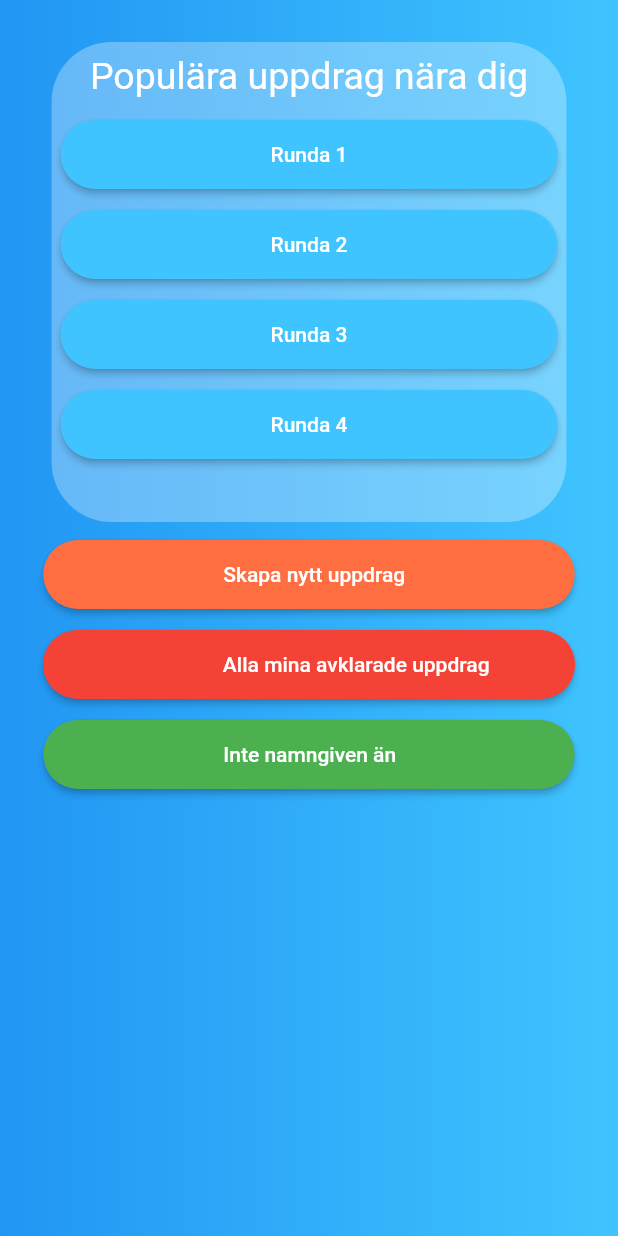
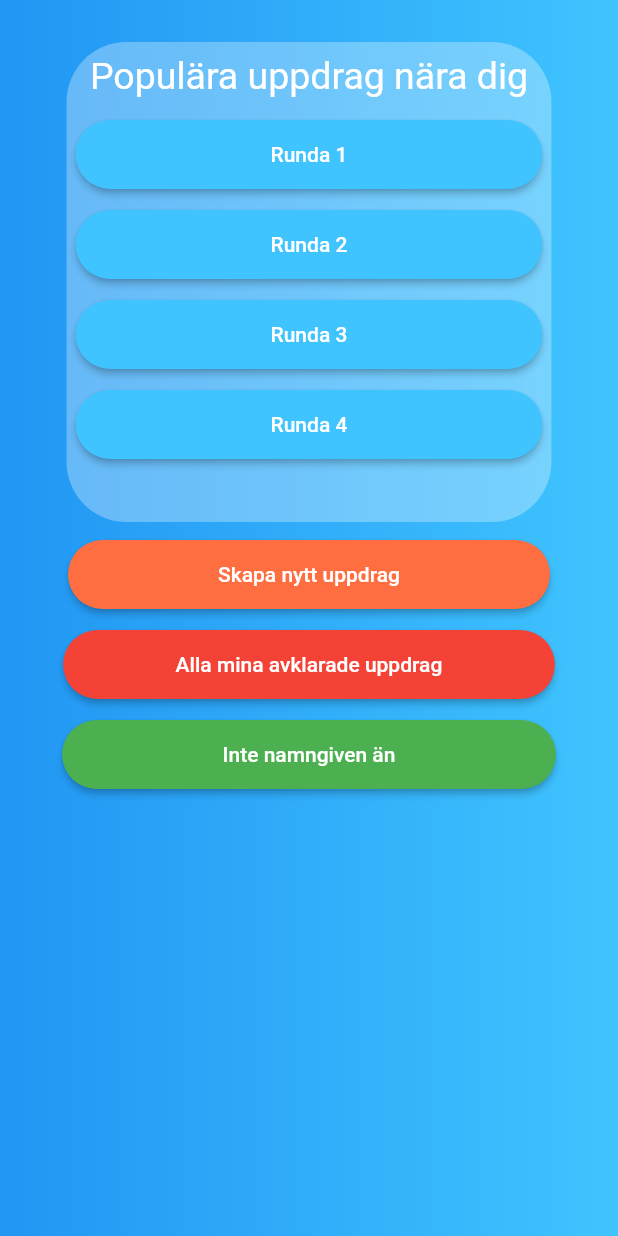
Before and after one commit to knopp10000/PVT_gr74_PROJECT_FRONTEND, a Flutter app: the MissionsPage screen opened directly, on a phone screen of 412 x 824 dp. Run offline on Flutter 3.47's test engine with Material 2 defaults, Android fonts, the phone set to English and light mode, and no system bars; our stand-ins replace carousel_pro, google_maps_flutter, permission_handler, shared_preferences; accounts and stored records are empty.

Commit message:
Update missionsPage.dart

```diff
--- a/lib/src/missionsPage.dart
+++ b/lib/src/missionsPage.dart
@@ -26,7 +26,7 @@ class MissionsPage extends StatelessWidget {
           //Navigator.of(context).pushNamed();
         },
         color: Colors.lightBlueAccent,
-        padding: EdgeInsets.only(left: 140.0, right: 140.0, top: 15.0, bottom: 15.0),
+        padding: EdgeInsets.only(left: 130.0, right: 130.0, top: 15.0, bottom: 15.0),
         child: Text('Runda 1', style: TextStyle(color: Colors.white)),
       ),
     );
@@ -41,7 +41,7 @@ class MissionsPage extends StatelessWidget {
           //Navigator.of(context).pushNamed();
         },
         color: Colors.lightBlueAccent,
-        padding: EdgeInsets.only(left: 140.0, right: 140.0, top: 15.0, bottom: 15.0),
+        padding: EdgeInsets.only(left: 130.0, right: 130.0, top: 15.0, bottom: 15.0),
         child: Text('Runda 2', style: TextStyle(color: Colors.white)),
       ),
     );
@@ -56,7 +56,7 @@ class MissionsPage extends StatelessWidget {
           //Navigator.of(context).pushNamed();
         },
         color: Colors.lightBlueAccent,
-        padding: EdgeInsets.only(left: 140.0, right: 140.0, top: 15.0, bottom: 15.0),
+        padding: EdgeInsets.only(left: 130.0, right: 130.0, top: 15.0, bottom: 15.0),
         child: Text('Runda 3', style: TextStyle(color: Colors.white)),
       ),
     );
@@ -71,7 +71,7 @@ class MissionsPage extends StatelessWidget {
           //Navigator.of(context).pushNamed();
         },
         color: Colors.lightBlueAccent,
-        padding: EdgeInsets.only(left: 140.0, right: 140.0, top: 15.0, bottom: 15.0),
+        padding: EdgeInsets.only(left: 130.0, right: 130.0, top: 15.0, bottom: 15.0),
         child: Text('Runda 4', style: TextStyle(color: Colors.white)),
       ),
     );
@@ -103,7 +103,7 @@ class MissionsPage extends StatelessWidget {
           //Navigator.of(context).pushNamed();
         },
         color: Colors.deepOrangeAccent,
-        padding: EdgeInsets.only(left: 120.0, right: 113.0, top: 15.0, bottom: 15.0),
+        padding: EdgeInsets.only(left: 100.0, right: 100.0, top: 15.0, bottom: 15.0),
         child: Text('Skapa nytt uppdrag', style: TextStyle(color: Colors.white)),
       ),
     );
@@ -118,7 +118,7 @@ class MissionsPage extends StatelessWidget {
           //Navigator.of(context).pushNamed();
         },
         color: Colors.red,
-        padding: EdgeInsets.only(left: 120.0, right: 57.0, top: 15.0, bottom: 15.0),
+        padding: EdgeInsets.only(left: 75.0, right: 75.0, top: 15.0, bottom: 15.0),
         child: Text('Alla mina avklarade uppdrag', style: TextStyle(color: Colors.white)),
       ),
     );
@@ -133,7 +133,7 @@ class MissionsPage extends StatelessWidget {
           //Navigator.of(context).pushNamed();
         },
         color: Colors.green,
-        padding: EdgeInsets.only(left: 120.0, right: 119.0, top: 15.0, bottom: 15.0),
+        padding: EdgeInsets.only(left: 107.0, right: 107.0, top: 15.0, bottom: 15.0),
         child: Text('Inte namngiven än', style: TextStyle(color: Colors.white)),
       ),
     );
```
